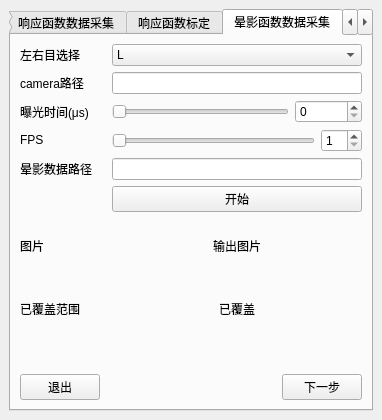
Old version of the form src/mainwindow.ui in the repository KangJialiang/Data-Platform.
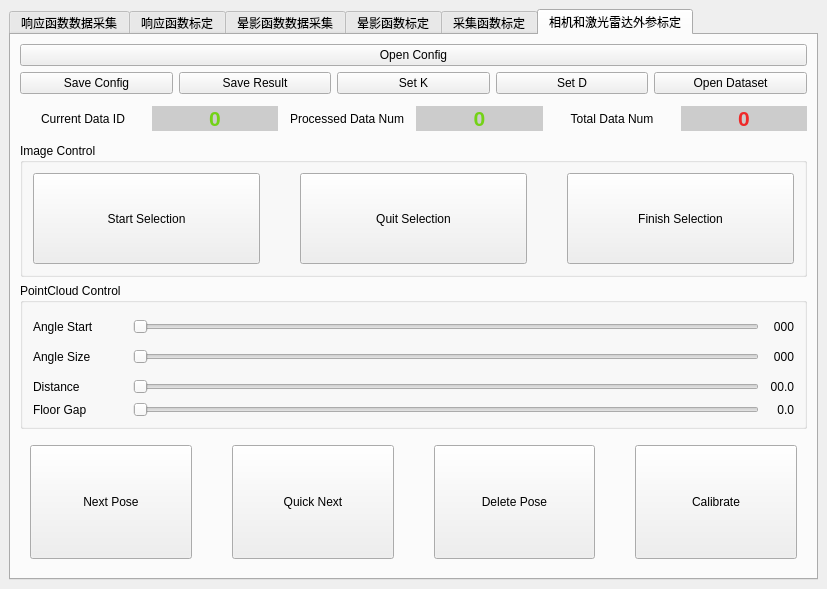
New version of the form.

```diff
--- a/src/mainwindow.ui
+++ b/src/mainwindow.ui
@@ -6,8 +6,8 @@
    <rect>
     <x>0</x>
     <y>0</y>
-    <width>382</width>
-    <height>420</height>
+    <width>827</width>
+    <height>589</height>
    </rect>
   </property>
   <property name="windowTitle">
@@ -21,7 +21,10 @@
     <item row="0" column="0">
      <widget class="QTabWidget" name="tabWidget">
       <property name="currentIndex">
-       <number>2</number>
+       <number>5</number>
+      </property>
+      <property name="tabBarAutoHide">
+       <bool>false</bool>
       </property>
       <widget class="QWidget" name="gammaCalibData">
        <attribute name="title">
@@ -475,6 +478,589 @@
         </item>
        </layout>
       </widget>
+      <widget class="QWidget" name="acquisition">
+       <attribute name="title">
+        <string>采集函数标定</string>
+       </attribute>
+      </widget>
+      <widget class="QWidget" name="LiDARCalib">
+       <property name="enabled">
+        <bool>true</bool>
+       </property>
+       <property name="mouseTracking">
+        <bool>true</bool>
+       </property>
+       <attribute name="title">
+        <string>相机和激光雷达外参标定</string>
+       </attribute>
+       <layout class="QGridLayout" name="gridLayout_6">
+        <item row="0" column="0">
+         <widget class="QPushButton" name="startButtonP5">
+          <property name="enabled">
+           <bool>true</bool>
+          </property>
+          <property name="text">
+           <string>Open Config</string>
+          </property>
+         </widget>
+        </item>
+        <item row="1" column="0">
+         <layout class="QHBoxLayout" name="horizontalLayout">
+          <item>
+           <widget class="QPushButton" name="Save_Config_Button">
+            <property name="text">
+             <string>Save Config</string>
+            </property>
+           </widget>
+          </item>
+          <item>
+           <widget class="QPushButton" name="Save_Result_Button">
+            <property name="text">
+             <string>Save Result</string>
+            </property>
+           </widget>
+          </item>
+          <item>
+           <widget class="QPushButton" name="Set_K_Button">
+            <property name="text">
+             <string>Set K</string>
+            </property>
+           </widget>
+          </item>
+          <item>
+           <widget class="QPushButton" name="Set_D_Button">
+            <property name="text">
+             <string>Set D</string>
+            </property>
+           </widget>
+          </item>
+          <item>
+           <widget class="QPushButton" name="Open_Dataset_Button">
+            <property name="enabled">
+             <bool>true</bool>
+            </property>
+            <property name="text">
+             <string>Open Dataset</string>
+            </property>
+           </widget>
+          </item>
+         </layout>
+        </item>
+        <item row="2" column="0">
+         <layout class="QHBoxLayout" name="horizontalLayout_7">
+          <property name="topMargin">
+           <number>6</number>
+          </property>
+          <property name="bottomMargin">
+           <number>6</number>
+          </property>
+          <item>
+           <widget class="QLabel" name="current_data_id_label">
+            <property name="text">
+             <string>Current Data ID</string>
+            </property>
+            <property name="alignment">
+             <set>Qt::AlignCenter</set>
+            </property>
+           </widget>
+          </item>
+          <item>
+           <widget class="QLabel" name="current_data_id">
+            <property name="enabled">
+             <bool>true</bool>
+            </property>
+            <property name="font">
+             <font>
+              <pointsize>16</pointsize>
+              <weight>75</weight>
+              <bold>true</bold>
+             </font>
+            </property>
+            <property name="styleSheet">
+             <string notr="true">QLabel{
+	color: rgb(115, 210, 22);
+	background-color: #ccc;
+}</string>
+            </property>
+            <property name="text">
+             <string>0</string>
+            </property>
+            <property name="alignment">
+             <set>Qt::AlignCenter</set>
+            </property>
+           </widget>
+          </item>
+          <item>
+           <widget class="QLabel" name="processed_data_num_label">
+            <property name="text">
+             <string>Processed Data Num</string>
+            </property>
+            <property name="alignment">
+             <set>Qt::AlignCenter</set>
+            </property>
+           </widget>
+          </item>
+          <item>
+           <widget class="QLabel" name="processed_data_num">
+            <property name="font">
+             <font>
+              <pointsize>16</pointsize>
+              <weight>75</weight>
+              <bold>true</bold>
+             </font>
+            </property>
+            <property name="styleSheet">
+             <string notr="true">QLabel{
+	color: rgb(115, 210, 22);
+	background-color: #ccc;
+}</string>
+            </property>
+            <property name="text">
+             <string>0</string>
+            </property>
+            <property name="alignment">
+             <set>Qt::AlignCenter</set>
+            </property>
+           </widget>
+          </item>
+          <item>
+           <widget class="QLabel" name="total_data_num_label">
+            <property name="text">
+             <string>Total Data Num</string>
+            </property>
+            <property name="alignment">
+             <set>Qt::AlignCenter</set>
+            </property>
+           </widget>
+          </item>
+          <item>
+           <widget class="QLabel" name="total_data_num">
+            <property name="font">
+             <font>
+              <pointsize>16</pointsize>
+              <weight>75</weight>
+              <bold>true</bold>
+             </font>
+            </property>
+            <property name="styleSheet">
+             <string notr="true">QLabel{
+color: rgb(239, 41, 41);
+	background-color: #ccc;
+}</string>
+            </property>
+            <property name="text">
+             <string>0</string>
+            </property>
+            <property name="alignment">
+             <set>Qt::AlignCenter</set>
+            </property>
+           </widget>
+          </item>
+         </layout>
+        </item>
+        <item row="3" column="0">
+         <widget class="QGroupBox" name="image_group">
+          <property name="title">
+           <string>Image Control</string>
+          </property>
+          <layout class="QHBoxLayout" name="horizontalLayout_8">
+           <property name="spacing">
+            <number>40</number>
+           </property>
+           <property name="leftMargin">
+            <number>10</number>
+           </property>
+           <property name="topMargin">
+            <number>10</number>
+           </property>
+           <property name="rightMargin">
+            <number>10</number>
+           </property>
+           <property name="bottomMargin">
+            <number>10</number>
+           </property>
+           <item>
+            <widget class="QPushButton" name="pick_points_start">
+             <property name="enabled">
+              <bool>true</bool>
+             </property>
+             <property name="sizePolicy">
+              <sizepolicy hsizetype="Minimum" vsizetype="Expanding">
+               <horstretch>0</horstretch>
+               <verstretch>0</verstretch>
+              </sizepolicy>
+             </property>
+             <property name="text">
+              <string>Start Selection</string>
+             </property>
+            </widget>
+           </item>
+           <item>
+            <widget class="QPushButton" name="pick_points_quit">
+             <property name="enabled">
+              <bool>true</bool>
+             </property>
+             <property name="sizePolicy">
+              <sizepolicy hsizetype="Minimum" vsizetype="Expanding">
+               <horstretch>0</horstretch>
+               <verstretch>0</verstretch>
+              </sizepolicy>
+             </property>
+             <property name="text">
+              <string>Quit Selection</string>
+             </property>
+            </widget>
+           </item>
+           <item>
+            <widget class="QPushButton" name="pick_points_end">
+             <property name="enabled">
+              <bool>true</bool>
+             </property>
+             <property name="sizePolicy">
+              <sizepolicy hsizetype="Minimum" vsizetype="Expanding">
+               <horstretch>0</horstretch>
+               <verstretch>0</verstretch>
+              </sizepolicy>
+             </property>
+             <property name="text">
+              <string>Finish Selection</string>
+             </property>
+            </widget>
+           </item>
+          </layout>
+         </widget>
+        </item>
+        <item row="4" column="0">
+         <widget class="QGroupBox" name="pointcloud_group">
+          <property name="title">
+           <string>PointCloud Control</string>
+          </property>
+          <layout class="QGridLayout" name="gridLayout_8" rowstretch="1,0,0,0" columnstretch="1,0,0,0">
+           <property name="leftMargin">
+            <number>10</number>
+           </property>
+           <property name="rightMargin">
+            <number>10</number>
+           </property>
+           <property name="spacing">
+            <number>0</number>
+           </property>
+           <item row="2" column="2">
+            <widget class="QSlider" name="distance_slide">
+             <property name="minimumSize">
+              <size>
+               <width>0</width>
+               <height>30</height>
+              </size>
+             </property>
+             <property name="maximum">
+              <number>100</number>
+             </property>
+             <property name="orientation">
+              <enum>Qt::Horizontal</enum>
+             </property>
+            </widget>
+           </item>
+           <item row="1" column="2">
+            <widget class="QSlider" name="angle_size_slide">
+             <property name="minimumSize">
+              <size>
+               <width>0</width>
+               <height>30</height>
+              </size>
+             </property>
+             <property name="maximum">
+              <number>360</number>
+             </property>
+             <property name="orientation">
+              <enum>Qt::Horizontal</enum>
+             </property>
+            </widget>
+           </item>
+           <item row="0" column="3">
+            <widget class="QLabel" name="angle_start_text">
+             <property name="minimumSize">
+              <size>
+               <width>35</width>
+               <height>0</height>
+              </size>
+             </property>
+             <property name="maximumSize">
+              <size>
+               <width>40</width>
+               <height>16777215</height>
+              </size>
+             </property>
+             <property name="text">
+              <string>000</string>
+             </property>
+             <property name="alignment">
+              <set>Qt::AlignRight|Qt::AlignTrailing|Qt::AlignVCenter</set>
+             </property>
+            </widget>
+           </item>
+           <item row="1" column="0">
+            <widget class="QLabel" name="angle_size_label">
+             <property name="sizePolicy">
+              <sizepolicy hsizetype="Preferred" vsizetype="Expanding">
+               <horstretch>0</horstretch>
+               <verstretch>0</verstretch>
+              </sizepolicy>
+             </property>
+             <property name="minimumSize">
+              <size>
+               <width>100</width>
+               <height>0</height>
+              </size>
+             </property>
+             <property name="maximumSize">
+              <size>
+               <width>100</width>
+               <height>16777215</height>
+              </size>
+             </property>
+             <property name="text">
+              <string>Angle Size</string>
+             </property>
+             <property name="alignment">
+              <set>Qt::AlignLeading|Qt::AlignLeft|Qt::AlignVCenter</set>
+             </property>
+            </widget>
+           </item>
+           <item row="1" column="3">
+            <widget class="QLabel" name="angle_size_text">
+             <property name="minimumSize">
+              <size>
+               <width>35</width>
+               <height>0</height>
+              </size>
+             </property>
+             <property name="maximumSize">
+              <size>
+               <width>40</width>
+               <height>16777215</height>
+              </size>
+             </property>
+             <property name="text">
+              <string>000</string>
+             </property>
+             <property name="alignment">
+              <set>Qt::AlignRight|Qt::AlignTrailing|Qt::AlignVCenter</set>
+             </property>
+            </widget>
+           </item>
+           <item row="0" column="0">
+            <widget class="QLabel" name="angle_start_label">
+             <property name="sizePolicy">
+              <sizepolicy hsizetype="Preferred" vsizetype="Expanding">
+               <horstretch>0</horstretch>
+               <verstretch>0</verstretch>
+              </sizepolicy>
+             </property>
+             <property name="minimumSize">
+              <size>
+               <width>100</width>
+               <height>0</height>
+              </size>
+             </property>
+             <property name="maximumSize">
+              <size>
+               <width>100</width>
+               <height>16777215</height>
+              </size>
+             </property>
+             <property name="text">
+              <string>Angle Start</string>
+             </property>
+             <property name="alignment">
+              <set>Qt::AlignLeading|Qt::AlignLeft|Qt::AlignVCenter</set>
+             </property>
+            </widget>
+           </item>
+           <item row="2" column="0">
+            <widget class="QLabel" name="angle_start_label_2">
+             <property name="sizePolicy">
+              <sizepolicy hsizetype="Preferred" vsizetype="Expanding">
+               <horstretch>0</horstretch>
+               <verstretch>0</verstretch>
+              </sizepolicy>
+             </property>
+             <property name="minimumSize">
+              <size>
+               <width>100</width>
+               <height>0</height>
+              </size>
+             </property>
+             <property name="maximumSize">
+              <size>
+               <width>100</width>
+               <height>16777215</height>
+              </size>
+             </property>
+             <property name="text">
+              <string>Distance</string>
+             </property>
+             <property name="alignment">
+              <set>Qt::AlignLeading|Qt::AlignLeft|Qt::AlignVCenter</set>
+             </property>
+            </widget>
+           </item>
+           <item row="3" column="3">
+            <widget class="QLabel" name="floor_gap_text">
+             <property name="text">
+              <string>0.0</string>
+             </property>
+             <property name="alignment">
+              <set>Qt::AlignRight|Qt::AlignTrailing|Qt::AlignVCenter</set>
+             </property>
+            </widget>
+           </item>
+           <item row="3" column="2">
+            <widget class="QSlider" name="floor_gap_slide">
+             <property name="maximum">
+              <number>100</number>
+             </property>
+             <property name="orientation">
+              <enum>Qt::Horizontal</enum>
+             </property>
+            </widget>
+           </item>
+           <item row="2" column="3">
+            <widget class="QLabel" name="distance_text">
+             <property name="minimumSize">
+              <size>
+               <width>35</width>
+               <height>0</height>
+              </size>
+             </property>
+             <property name="maximumSize">
+              <size>
+               <width>40</width>
+               <height>16777215</height>
+              </size>
+             </property>
+             <property name="text">
+              <string>00.0</string>
+             </property>
+             <property name="alignment">
+              <set>Qt::AlignRight|Qt::AlignTrailing|Qt::AlignVCenter</set>
+             </property>
+            </widget>
+           </item>
+           <item row="0" column="2">
+            <widget class="QSlider" name="angle_start_slide">
+             <property name="minimumSize">
+              <size>
+               <width>0</width>
+               <height>30</height>
+              </size>
+             </property>
+             <property name="maximum">
+              <number>360</number>
+             </property>
+             <property name="orientation">
+              <enum>Qt::Horizontal</enum>
+             </property>
+            </widget>
+           </item>
+           <item row="3" column="0">
+            <widget class="QLabel" name="floor_gap_label">
+             <property name="text">
+              <string>Floor Gap</string>
+             </property>
+            </widget>
+           </item>
+          </layout>
+         </widget>
+        </item>
+        <item row="5" column="0">
+         <layout class="QHBoxLayout" name="horizontalLayout_9">
+          <property name="spacing">
+           <number>40</number>
+          </property>
+          <property name="leftMargin">
+           <number>10</number>
+          </property>
+          <property name="topMargin">
+           <number>10</number>
+          </property>
+          <property name="rightMargin">
+           <number>10</number>
+          </property>
+          <property name="bottomMargin">
+           <number>10</number>
+          </property>
+          <item>
+           <widget class="QPushButton" name="next_pose">
+            <property name="enabled">
+             <bool>true</bool>
+            </property>
+            <property name="sizePolicy">
+             <sizepolicy hsizetype="Minimum" vsizetype="Expanding">
+              <horstretch>0</horstretch>
+              <verstretch>0</verstretch>
+             </sizepolicy>
+            </property>
+            <property name="text">
+             <string>Next Pose</string>
+            </property>
+           </widget>
+          </item>
+          <item>
+           <widget class="QPushButton" name="quick_next_pose">
+            <property name="sizePolicy">
+             <sizepolicy hsizetype="Minimum" vsizetype="Expanding">
+              <horstretch>0</horstretch>
+              <verstretch>0</verstretch>
+             </sizepolicy>
+            </property>
+            <property name="text">
+             <string>Quick Next</string>
+            </property>
+           </widget>
+          </item>
+          <item>
+           <widget class="QPushButton" name="delete_pose">
+            <property name="enabled">
+             <bool>true</bool>
+            </property>
+            <property name="sizePolicy">
+             <sizepolicy hsizetype="Minimum" vsizetype="Expanding">
+              <horstretch>0</horstretch>
+              <verstretch>0</verstretch>
+             </sizepolicy>
+            </property>
+            <property name="text">
+             <string>Delete Pose</string>
+            </property>
+           </widget>
+          </item>
+          <item>
+           <widget class="QPushButton" name="calibrate">
+            <property name="enabled">
+             <bool>true</bool>
+            </property>
+            <property name="sizePolicy">
+             <sizepolicy hsizetype="Minimum" vsizetype="Expanding">
+              <horstretch>0</horstretch>
+              <verstretch>0</verstretch>
+             </sizepolicy>
+            </property>
+            <property name="minimumSize">
+             <size>
+              <width>0</width>
+              <height>0</height>
+             </size>
+            </property>
+            <property name="text">
+             <string>Calibrate</string>
+            </property>
+           </widget>
+          </item>
+         </layout>
+        </item>
+       </layout>
+      </widget>
      </widget>
     </item>
    </layout>
```
Left out of the diff: 287 changed lines with no effect on the pictures.
